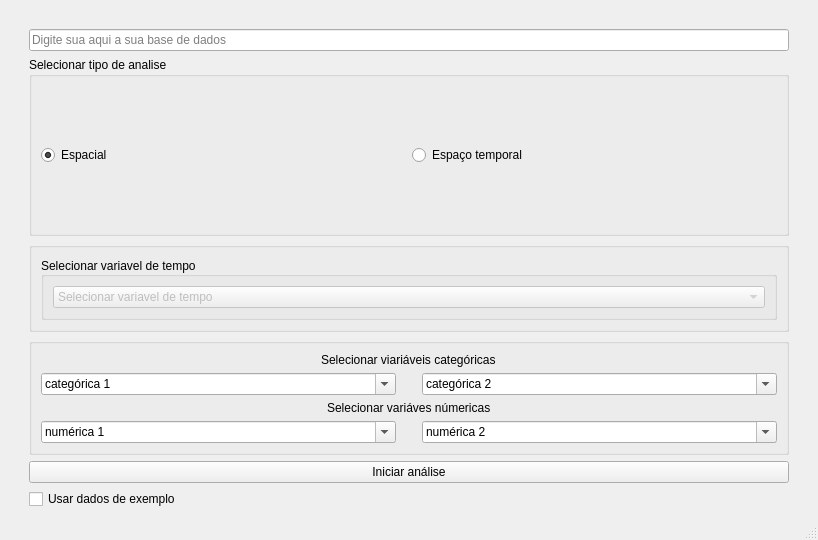
Before: the Qt Designer form GUI/layouts/analysis.ui in rodriguesmsb/pyBIS, drawn with Qt 5.
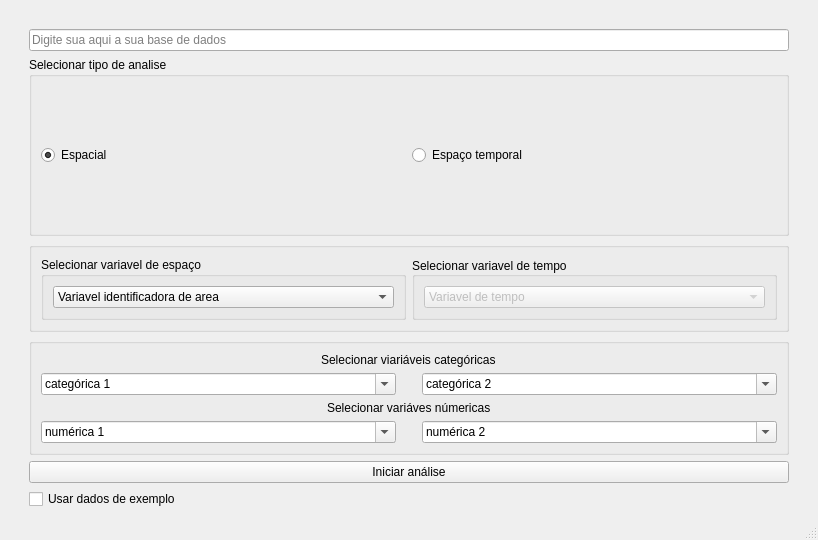
After: the same form once the commit is applied. Icons and pictures are not drawn.

```diff
--- a/GUI/layouts/analysis.ui
+++ b/GUI/layouts/analysis.ui
@@ -43,6 +43,24 @@
          <bool>true</bool>
         </property>
         <layout class="QHBoxLayout" name="horizontalLayout">
+         <item>
+          <widget class="QGroupBox" name="groupBox_2">
+           <property name="title">
+            <string>Selecionar variavel de espaço</string>
+           </property>
+           <layout class="QVBoxLayout" name="verticalLayout">
+            <item>
+             <widget class="QComboBox" name="comboBox">
+              <item>
+               <property name="text">
+                <string>Variavel identificadora de area</string>
+               </property>
+              </item>
+             </widget>
+            </item>
+           </layout>
+          </widget>
+         </item>
          <item>
           <widget class="QGroupBox" name="horizontalGroupBox_7">
            <property name="enabled">
@@ -80,7 +98,7 @@
               </property>
               <item>
                <property name="text">
-                <string>Selecionar variavel de tempo</string>
+                <string>Variavel de tempo</string>
                </property>
               </item>
              </widget>
```
